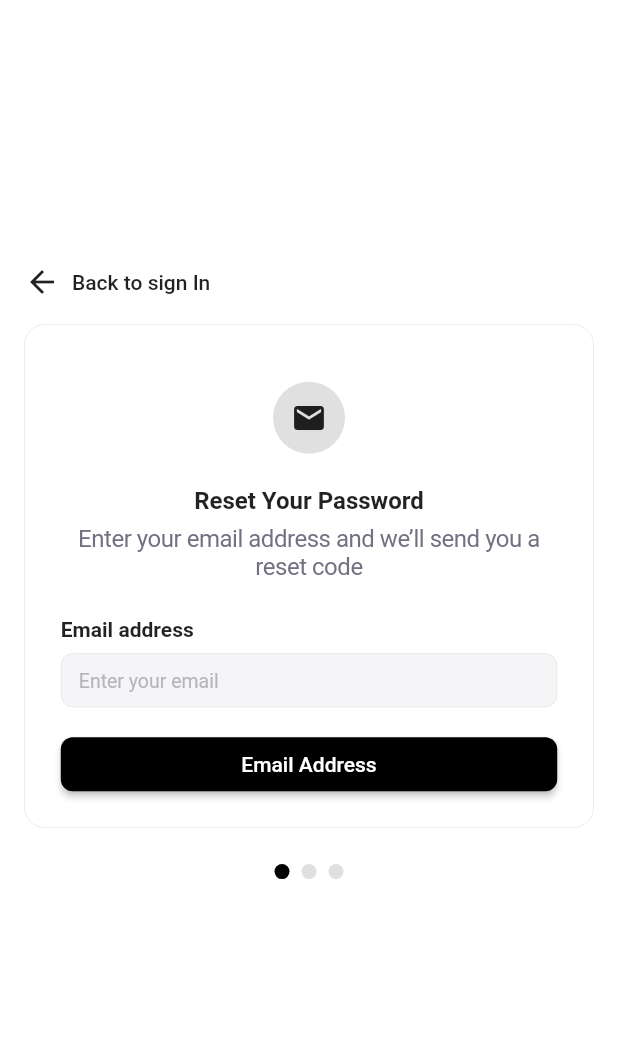
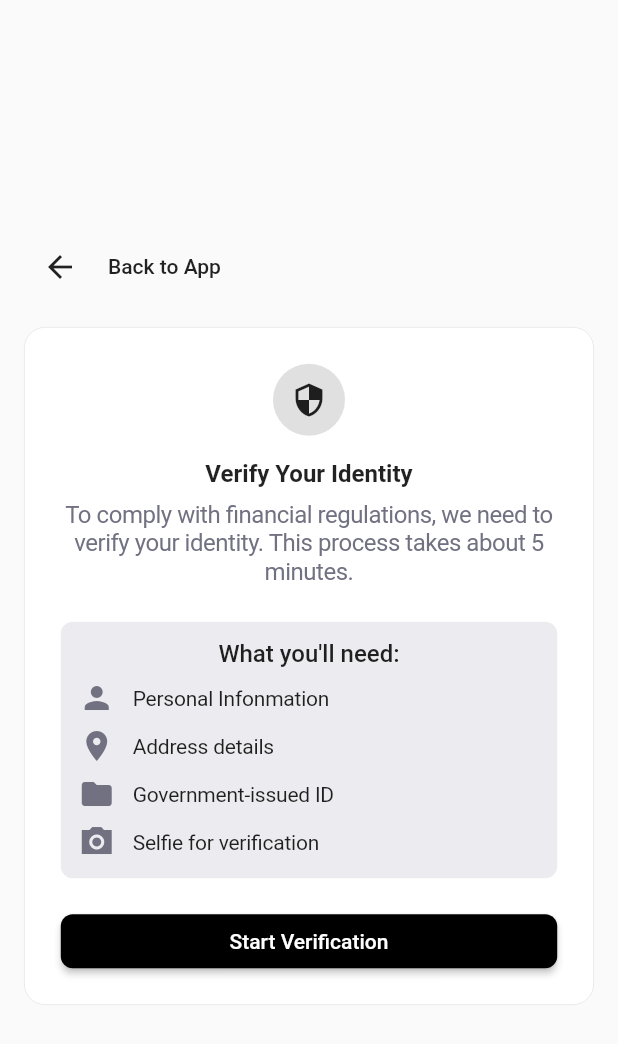
Before and after one commit to Md-Samiul-Islam-Rafi/WisePay-PaymentsAPI, a Flutter app: the screen it shows after launch, after a tap on "Sign Up", after a tap on "Create Account", on a phone screen of 412 x 824 dp. Shown: the top 1044 px of the screen. Run offline on Flutter 3.47's test engine with Material 3 defaults, Android fonts, the phone set to English and light mode, and no system bars.

Commit message:
Start KYC part

```diff
--- /dev/null
+++ b/lib/kyc_information/ui/verify_identity.dart
@@ -0,0 +1,182 @@
+import 'package:flutter/material.dart';
+import 'package:wisepay_paymentsapi/common/ui/common_submit_button.dart';
+
+class VerifyIdentity extends StatelessWidget {
+  const VerifyIdentity({super.key});
+
+  @override
+  Widget build(BuildContext context) {
+    return Scaffold(
+      body: Padding(
+        padding: const EdgeInsets.only(left: 16, right: 16),
+        child: Column(
+          mainAxisAlignment: MainAxisAlignment.center,
+          crossAxisAlignment: CrossAxisAlignment.start,
+          children: [
+            // Back button part
+            Row(
+              children: [
+                IconButton(
+                  icon: const Icon(Icons.arrow_back),
+                  onPressed: () => Navigator.pop(context),
+                ),
+                const SizedBox(width: 8),
+                const Text(
+                  'Back to App',
+                  style: TextStyle(fontSize: 14, fontWeight: FontWeight.w500),
+                ),
+              ],
+            ),
+
+            const SizedBox(height: 16),
+
+            // Main part (to be added later)
+            Container(
+              width: double.infinity,
+              decoration: BoxDecoration(
+                color: const Color(0xFFFFFFFF),
+                borderRadius: BorderRadius.circular(14),
+                border: Border.all(width: 0.53, color: const Color(0x1A000000)),
+              ),
+              child: Padding(
+                padding: const EdgeInsets.all(24),
+                child: Column(
+                  children: [
+                    Container(
+                      height: 48,
+                      width: 48,
+                      decoration: BoxDecoration(
+                        color: Colors.grey[300],
+                        shape: BoxShape.circle,
+                      ),
+
+                      child: Icon(Icons.security),
+                    ),
+
+                    SizedBox(height: 16),
+
+                    //text Enter reset code
+                    const Text(
+                      'Verify Your Identity',
+                      style: TextStyle(
+                        fontSize: 16,
+                        fontWeight: FontWeight.w600,
+                      ),
+                    ),
+                    const SizedBox(height: 8),
+
+                    //text part
+                    const Text(
+                      'To comply with financial regulations, we need to verify your identity. This process takes about 5 minutes.',
+                      style: TextStyle(
+                        fontSize: 16,
+                        fontWeight: FontWeight.w400,
+                        color: Color(0xFF717182),
+                        letterSpacing: -0.31,
+                      ),
+                      textAlign: TextAlign.center,
+                    ),
+
+                    const SizedBox(height: 24),
+
+                    //verify identity info
+                    Container(
+                      width: double.infinity,
+                      padding: const EdgeInsets.all(12),
+                      decoration: BoxDecoration(
+                        color: const Color(0xFFECECF0),
+                        borderRadius: BorderRadius.circular(8),
+                      ),
+                      child: Column(
+                        crossAxisAlignment: CrossAxisAlignment.center,
+                        children: const [
+                          Text(
+                            "What you'll need:",
+                            style: TextStyle(
+                              fontSize: 16,
+                              fontWeight: FontWeight.w500,
+                            ),
+                          ),
+                          SizedBox(height: 8),
+
+                          Row(
+                            children: [
+                              Icon(Icons.person, color: Color(0xFF717182)),
+                              SizedBox(width: 12),
+                              Text(
+                                'Personal Infonmation',
+                                style: TextStyle(
+                                  fontSize: 14,
+                                  fontWeight: FontWeight.w400,
+                                  letterSpacing: -0.15,
+                                ),
+                              ),
+                            ],
+                          ),
+                          const SizedBox(height: 8),
+                          Row(
+                            children: [
+                              Icon(Icons.location_on, color: Color(0xFF717182)),
+                              SizedBox(width: 12),
+                              Text(
+                                'Address details',
+                                style: TextStyle(
+                                  fontSize: 14,
+                                  fontWeight: FontWeight.w400,
+                                  letterSpacing: -0.15,
+                                ),
+                              ),
+                            ],
+                          ),
+                          const SizedBox(height: 8),
+                          Row(
+                            children: [
+                              Icon(Icons.folder, color: Color(0xFF717182)),
+                              SizedBox(width: 12),
+                              Text(
+                                'Government-issued ID',
+                                style: TextStyle(
+                                  fontSize: 14,
+                                  fontWeight: FontWeight.w400,
+                                  letterSpacing: -0.15,
+                                ),
+                              ),
+                            ],
+                          ),
+                          const SizedBox(height: 8),
+                          Row(
+                            children: [
+                              Icon(
+                                Icons.camera_alt_sharp,
+                                color: Color(0xFF717182),
+                              ),
+                              SizedBox(width: 12),
+                              Text(
+                                'Selfie for verification',
+                                style: TextStyle(
+                                  fontSize: 14,
+                                  fontWeight: FontWeight.w400,
+                                  letterSpacing: -0.15,
+                                ),
+                              ),
+                            ],
+                          ),
+                        ],
+                      ),
+                    ),
+                    SizedBox(height: 24),
+                    CommonSubmitButton(
+                      text: "Start Verification",
+
+                      onPressed: () {},
+                    ),
+                  ],
+                ),
+              ),
+            ),
+          ],
+        ),
+      ),
+    );
+  }
+}
--- a/lib/login/auth_screen.dart
+++ b/lib/login/auth_screen.dart
@@ -1,5 +1,6 @@
 import 'package:flutter/material.dart';
 import 'package:wisepay_paymentsapi/common/ui/common_submit_button.dart';
+import 'package:wisepay_paymentsapi/kyc_information/ui/verify_identity.dart';
 import 'package:wisepay_paymentsapi/login/register/common_widgets/label_textfield_card.dart';
 import 'package:wisepay_paymentsapi/login/password_reset.dart';
 
@@ -172,7 +173,7 @@ class _AuthScreenState extends State<AuthScreen> {
 
                     const SizedBox(height: 20),
 
-                    /// FORM
+                    /// create account from part
                     if (_authMode == AuthMode.signUp) ...[
                       const LabelTextfieldCard(
                         label: "Full Name",
@@ -208,17 +209,27 @@ class _AuthScreenState extends State<AuthScreen> {
 
                     const SizedBox(height: 24),
 
+                    //button part
                     CommonSubmitButton(
                       text: _authMode == AuthMode.signIn
                           ? "Sign In"
                           : "Create Account",
                       onPressed: () {
+                        if (_authMode == AuthMode.signIn) {
                           Navigator.push(
                             context,
                             MaterialPageRoute(
                               builder: (context) => const PasswordReset(),
                             ),
                           );
+                        } else {
+                          Navigator.push(
+                            context,
+                            MaterialPageRoute(
+                              builder: (context) => const VerifyIdentity(),
+                            ),
+                          );
+                        }
                       },
                     ),
                   ],
```
Also changed, not shown: lib/kyc_information/ui/address_info.dart (added), lib/kyc_information/ui/identity_doc.dart (added), lib/kyc_information/ui/personal_info.dart (added), lib/kyc_information/ui/review_info.dart (added), lib/kyc_information/ui/take_selfie.dart (added). Lines whose indentation alone changed are shown as unchanged.
